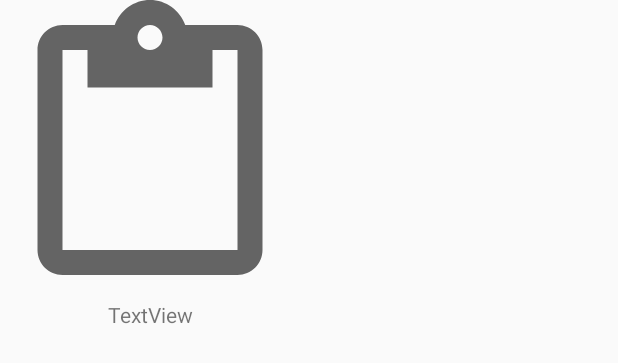
After one commit to IDRZ0/Slackolos, an Android app: the layout activity_fiestas.xml on its own in the app's theme, with its tools: preview values and no code run, on a phone screen of 412 x 824 dp. The commit adds this screen. Shown: the top 363 px of the screen. Run offline under Robolectric (Android 15) with nearby library versions, the phone set to English and light mode, and no system bars.

Commit message:
fiestas_layout

```diff
--- a/app/build.gradle
+++ b/app/build.gradle
@@ -27,4 +27,5 @@ dependencies {
     androidTestImplementation 'com.android.support.test.espresso:espresso-core:3.0.2'
     implementation 'com.google.code.gson:gson:2.8.5'
     implementation 'com.android.support:design:28.0.0'
+    implementation 'com.android.support:recyclerview-v7:28.0.0'
 }
--- a/app/src/main/AndroidManifest.xml
+++ b/app/src/main/AndroidManifest.xml
@@ -34,6 +34,9 @@
         <activity android:name=".ArtistaActivity">
 
         </activity>
+        <activity android:name=".FiestasActivity">
+
+        </activity>
     </application>
 
 </manifest>
--- a/app/src/main/java/com/slackolos/kaumamusic/MainActivity.java
+++ b/app/src/main/java/com/slackolos/kaumamusic/MainActivity.java
@@ -80,4 +80,9 @@ public class MainActivity extends AppCompatActivity {
         startActivity(intent);
     }
 
+    public void listaFiesta(View view) {
+        Intent intent = new Intent(mcontext, FiestasActivity.class);
+        startActivity(intent);
+    }
+
 }
--- /dev/null
+++ b/app/src/main/res/layout/activity_fiestas.xml
@@ -0,0 +1,23 @@
+<?xml version="1.0" encoding="utf-8"?>
+<LinearLayout
+    xmlns:android="http://schemas.android.com/apk/res/android"
+    xmlns:app="http://schemas.android.com/apk/res-auto"
+    android:layout_width="200dp"
+    android:layout_height="300dp"
+    android:orientation="vertical"
+    android:layout_centerInParent="true">
+
+    <ImageView
+        android:id="@+id/imageFiesta"
+        android:layout_width="200dp"
+        android:layout_height="200dp"
+        android:layout_gravity="center_horizontal"
+        app:srcCompat="?attr/actionModePasteDrawable" />
+
+    <TextView
+        android:id="@+id/nameFiesta"
+        android:layout_width="match_parent"
+        android:layout_height="100dp"
+        android:gravity="center_horizontal"
+        android:text="TextView" />
+</LinearLayout>
--- a/app/src/main/res/layout/drawer_layout.xml
+++ b/app/src/main/res/layout/drawer_layout.xml
@@ -59,7 +59,7 @@
         android:layout_width="120dp"
         android:layout_height="wrap_content"
         android:text="Fiestas"
-
+        android:onClick="listaFiesta"
         android:background="@drawable/button_background2"
         android:gravity="center"
         />
```
Also changed, not shown: app/src/main/java/com/slackolos/kaumamusic/FiestasActivity.java (added, +55 -0 lines), app/src/main/java/com/slackolos/kaumamusic/adapters/FiestasAdapter.java (added, +68 -0 lines), app/src/main/java/com/slackolos/kaumamusic/fiestas/Fiesta.java (added, +34 -0 lines), app/src/main/res/layout/activity_lis_fiestas.xml (added, +18 -0 lines), app/src/main/res/drawable/beyond.png (added), app/src/main/res/drawable/loki.jpg (added), app/src/main/res/drawable/loto.jpg (added).
